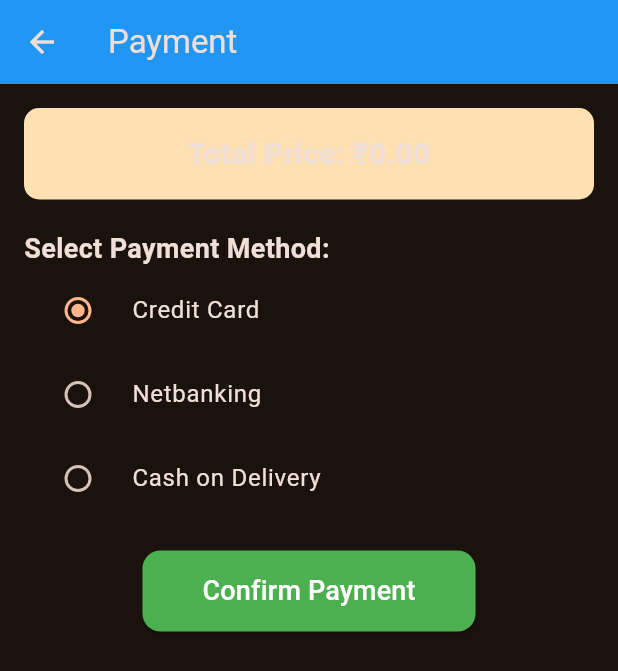
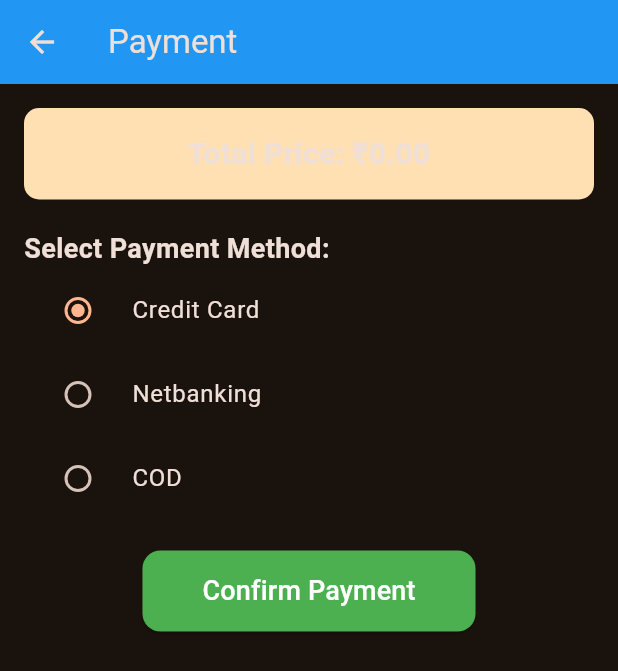
Before and after one commit to unknownuser44106/festive_care_cure, a Flutter app: the PaymentPage screen opened directly with empty values, on a phone screen of 412 x 824 dp. Shown: the top 671 px of the screen. Run offline on Flutter 3.47's test engine with Material 3 defaults, Android fonts, the phone set to English and light mode, and no system bars; our stand-ins replace carousel_slider, cloud_firestore, firebase_auth, firebase_core, flutter_dotenv, font_awesome_flutter and 5 more; missing offline and left inert: razorpay_flutter; accounts and stored records are empty.

Commit message:
Updated something

```diff
--- a/lib/screens/payment_page.dart
+++ b/lib/screens/payment_page.dart
@@ -300,8 +300,8 @@
               },
             ),
             RadioListTile(
-              title: const Text('Cash on Delivery'),
-              value: 'Cash on Delivery',
+              title: const Text('COD'),
+              value: 'COD',
               groupValue: selectedPaymentMethod,
               onChanged: (value) {
                 setState(() {
@@ -333,7 +333,7 @@
   }
 
   void _processPayment(BuildContext context) async {
-    if (selectedPaymentMethod == 'PhonePe') {
+    if (selectedPaymentMethod == 'Netbanking') {
       var options = {
         'key': 'rzp_test_vYtjhf4Ri2Wafu', // Replace with your Razorpay test key
         'amount': (widget.totalAmount * 100).toInt(), // in paise
```
